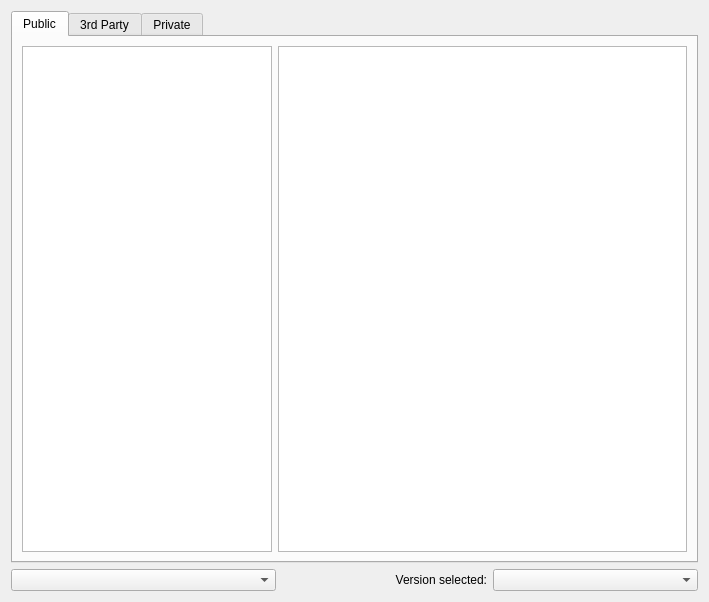
Qt form launcher/ui/pages/modplatform/legacy_ftb/Page.ui (FreesmTeam/FreesmLauncher) before a commit.
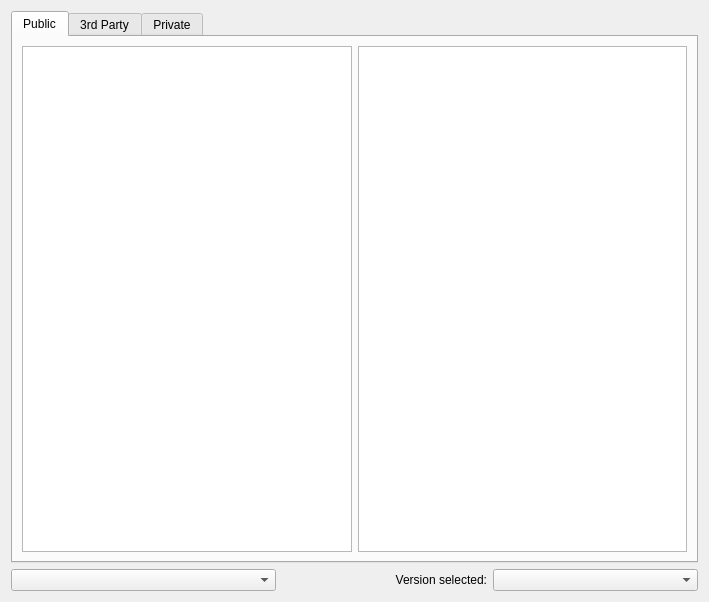
The same form after that commit.

Commit message: Updated FTB Classic layout

Patch:
```diff
--- a/launcher/ui/pages/modplatform/legacy_ftb/Page.ui
+++ b/launcher/ui/pages/modplatform/legacy_ftb/Page.ui
@@ -25,7 +25,7 @@
         <widget class="QTreeView" name="publicPackList">
          <property name="maximumSize">
           <size>
-           <width>250</width>
+           <width>16777215</width>
            <height>16777215</height>
           </size>
          </property>
```
Left out of the diff: 4 changed lines with no effect on the pictures.
